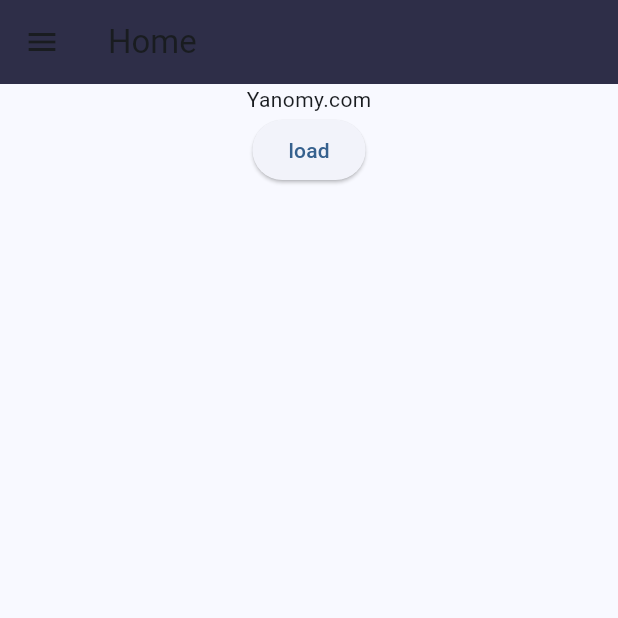
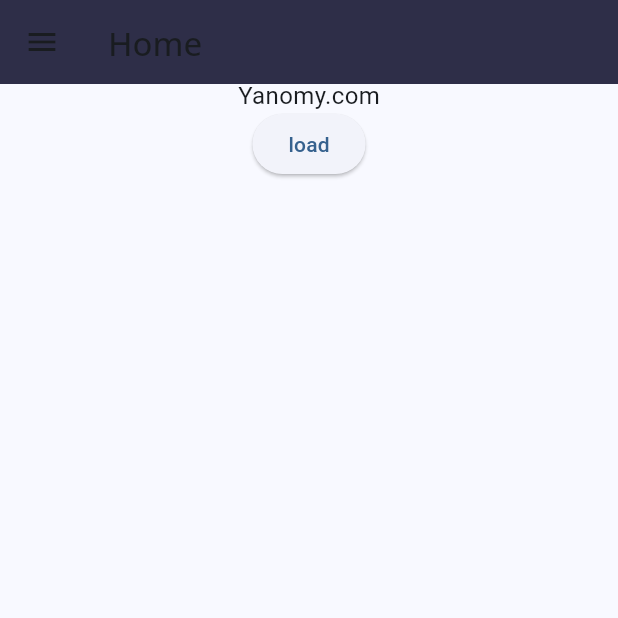
Before and after one commit to Yanomy/yanomy.github.io, a Flutter app: the screen it shows after launch, on a phone screen of 412 x 824 dp, the top half of it. Run offline on Flutter 3.47's test engine with Material 3 defaults, Android fonts, the phone set to English and light mode, and no system bars; our stand-ins replace google_fonts, sidebarx, yaml; Roboto replaces fonts that are missing (Tinos); project files that could hold a hidden picture were left out.

Commit message:
Added theme.dart

```diff
--- a/lib/main.dart
+++ b/lib/main.dart
@@ -1,5 +1,6 @@
 import 'package:flutter/material.dart';
 import 'package:yanomy_github_io/home.dart';
+import 'package:yanomy_github_io/theme.dart';
 
 void main() {
   runApp(const MyApp());
@@ -8,7 +9,6 @@
 class MyApp extends StatelessWidget {
   const MyApp({super.key});
 
-  // This widget is the root of your application.
   @override
   Widget build(BuildContext context) {
     return MaterialApp(
@@ -16,7 +16,11 @@
       theme: ThemeData(
         colorScheme: ColorScheme.fromSeed(seedColor: Colors.blue),
         useMaterial3: true,
+        textTheme: textTheme,
+
       ),
+      darkTheme: ThemeData.dark(),
+      themeMode: ThemeMode.system,
       home: HomePage(),
     );
   }
--- /dev/null
+++ b/lib/theme.dart
@@ -0,0 +1,49 @@
+import 'package:flutter/material.dart';
+import 'package:google_fonts/google_fonts.dart';
+
+/// Google Fonts
+/// https://fonts.google.com/?classification=Monospace
+final textTheme = TextTheme(
+  // display: openSans
+  displayLarge: GoogleFonts.bebasNeue(
+      height: 1, fontSize: 48, fontWeight: FontWeight.w400),
+  displayMedium: GoogleFonts.bebasNeue(
+      height: 1, fontSize: 40, fontWeight: FontWeight.w400),
+  displaySmall: GoogleFonts.bebasNeue(
+      height: 1, fontSize: 36, fontWeight: FontWeight.w400),
+  // headline: openSans
+  headlineLarge:
+      GoogleFonts.rubik(height: 1, fontSize: 32, fontWeight: FontWeight.w400),
+  headlineMedium:
+      GoogleFonts.rubik(height: 1, fontSize: 28, fontWeight: FontWeight.w400),
+  headlineSmall:
+      GoogleFonts.rubik(height: 1, fontSize: 24, fontWeight: FontWeight.w400),
+  // title: openSans
+  titleLarge: GoogleFonts.openSans(
+      height: 1, fontSize: 22, fontWeight: FontWeight.w500),
+  titleMedium: GoogleFonts.openSans(
+      height: 1, fontSize: 18, fontWeight: FontWeight.w500),
+  titleSmall: GoogleFonts.openSans(
+      height: 1, fontSize: 16, fontWeight: FontWeight.w500),
+  // body: roboto
+  bodyLarge: GoogleFonts.roboto(
+      height: 1, fontSize: 18, fontWeight: FontWeight.w400),
+  bodyMedium: GoogleFonts.roboto(
+      height: 1, fontSize: 16, fontWeight: FontWeight.w400),
+  bodySmall: GoogleFonts.roboto(
+      height: 1, fontSize: 12, fontWeight: FontWeight.w400),
+  // label: kodeMono
+  labelLarge: GoogleFonts.tinos(
+      height: 1, fontSize: 14, fontWeight: FontWeight.w500),
+  labelMedium: GoogleFonts.tinos(
+      height: 1, fontSize: 12, fontWeight: FontWeight.w500),
+  labelSmall: GoogleFonts.tinos(
+      height: 1, fontSize: 11, fontWeight: FontWeight.w500),
+);
+
+const bottomSheetTheme = BottomSheetThemeData(
+    surfaceTintColor: Colors.transparent,
+    backgroundColor: Colors.white,
+    shape: RoundedRectangleBorder(
+        borderRadius: BorderRadius.only(
+            topRight: Radius.circular(8), topLeft: Radius.circular(8))));
--- a/pubspec.yaml
+++ b/pubspec.yaml
@@ -31,6 +31,7 @@
   flutter:
     sdk: flutter
 
+  google_fonts: ^6.2.1
   intl: ^0.20.1
   sidebarx: ^0.17.1
   yaml: ^3.1.3
```
Also changed, not shown: pubspec.lock.
